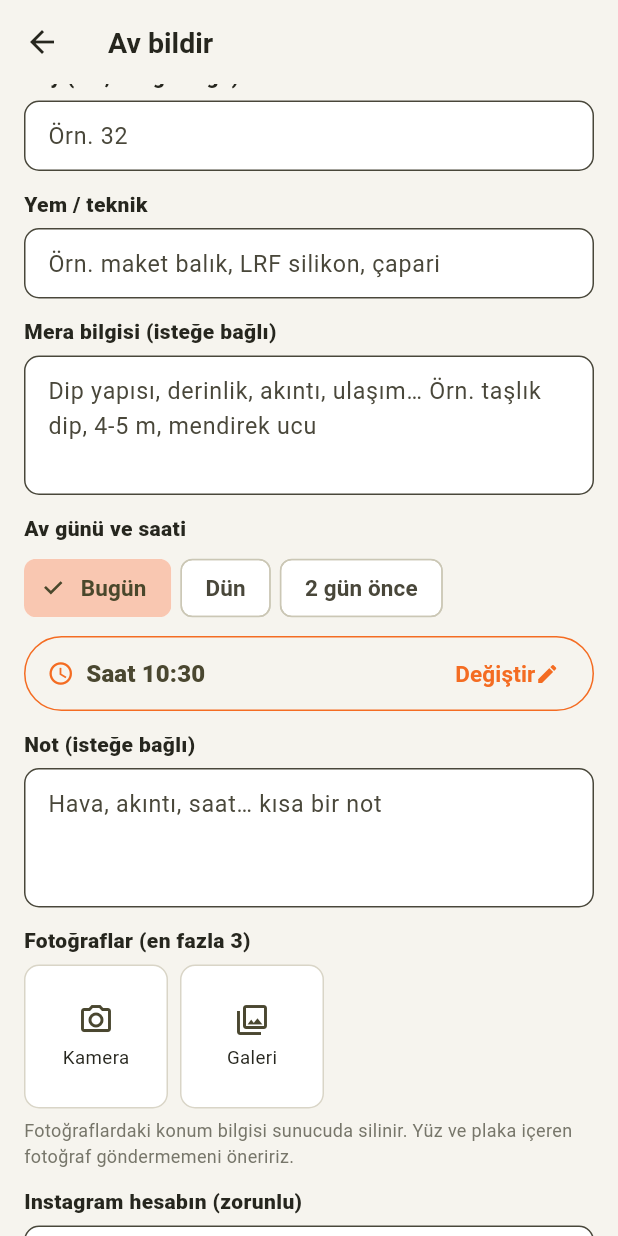
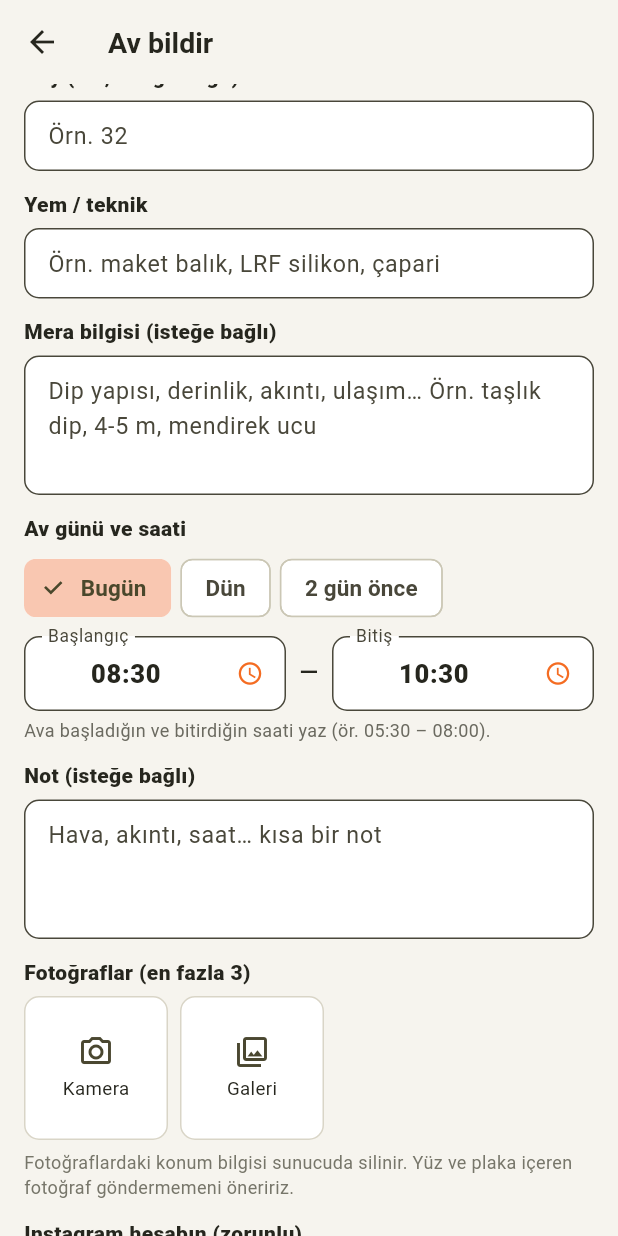
Before and after one commit to fatihere/kiyidanav-app, a Flutter app: the CatchFormScreen screen opened directly with sample values from the repository, scrolled down 576 dp, on a phone screen of 412 x 824 dp. Run offline on Flutter 3.47's test engine with Material 3 defaults, Android fonts, the light colour scheme and no system bars; our stand-ins replace audioplayers, firebase_core, firebase_messaging, flutter_local_notifications, flutter_map, geolocator and 7 more; missing offline and left inert: app_settings, home_widget, in_app_update, webview_flutter_android, workmanager; accounts and stored records are empty; network calls fail; Roboto replaces fonts that are missing (Armata); statements that could not run were skipped.

Commit message:
Add files via upload

```diff
--- a/lib/screens/catch_screens.dart
+++ b/lib/screens/catch_screens.dart
@@ -194,6 +194,10 @@ class _CatchFormScreenState extends State<CatchFormScreen> {
     return null;
   }
   DateTime _time = DateTime.now();
+  // 1.13.2: av saati aralığı (başlangıç – bitiş), elle yazılır: "05:30"
+  late final _basKutu = TextEditingController(
+      text: '${_two(DateTime.now().subtract(const Duration(hours: 2)).hour)}:${_two(DateTime.now().minute)}');
+  late final _bitKutu = TextEditingController(text: '${_two(_time.hour)}:${_two(_time.minute)}');
   bool _sending = false;
   bool _consent = false;
   // Modül: av bildirimine mesafe ve derinlik
@@ -240,7 +244,7 @@ class _CatchFormScreenState extends State<CatchFormScreen> {
 
   @override
   void dispose() {
-    for (final c in [_fish, _count, _kg, _bait, _note, _spotInfo, _insta, _boy]) {
+    for (final c in [_fish, _count, _kg, _bait, _note, _spotInfo, _insta, _boy, _basKutu, _bitKutu]) {
       c.dispose();
     }
     super.dispose();
@@ -336,26 +340,71 @@ class _CatchFormScreenState extends State<CatchFormScreen> {
     return DateTime(now.year, now.month, now.day).difference(DateTime(_time.year, _time.month, _time.day)).inDays;
   }
 
-  Future<void> _pickTime() async {
+  /// "5:3", "0530", "05.30", "5" → TimeOfDay (geçersizse null)
+  static TimeOfDay? _saatOku(String v) {
+    final t = v.trim().replaceAll(RegExp(r'[.,;\s]'), ':');
+    int? h, m;
+    final a = RegExp(r'^(\d{1,2}):(\d{1,2})$').firstMatch(t);
+    if (a != null) {
+      h = int.parse(a.group(1)!);
+      m = int.parse(a.group(2)!);
+    } else if (RegExp(r'^\d{3,4}$').hasMatch(t)) {
+      h = int.parse(t.substring(0, t.length - 2));
+      m = int.parse(t.substring(t.length - 2));
+    } else if (RegExp(r'^\d{1,2}$').hasMatch(t)) {
+      h = int.parse(t);
+      m = 0;
+    }
+    if (h == null || m == null || h > 23 || m > 59) return null;
+    return TimeOfDay(hour: h, minute: m);
+  }
+
+  String _saatYaz(TimeOfDay t) => '${_two(t.hour)}:${_two(t.minute)}';
+
+  /// Bitiş saati avın kaydedilen saatidir (_time)
+  void _bitisDegisti(String v) {
+    final t = _saatOku(v);
+    if (t == null) return;
+    final now = DateTime.now();
+    var d = DateTime(_time.year, _time.month, _time.day, t.hour, t.minute);
+    if (d.isAfter(now)) d = now;
+    setState(() => _time = d);
+  }
+
+  Future<void> _pickTime({bool baslangic = false}) async {
+    final kutu = baslangic ? _basKutu : _bitKutu;
     final t = await showTimePicker(
       context: context,
-      initialTime: TimeOfDay.fromDateTime(_time),
-      helpText: 'AVLANDIĞIN SAAT',
+      initialTime: _saatOku(kutu.text) ?? TimeOfDay.fromDateTime(_time),
+      helpText: baslangic ? 'AV BAŞLANGIÇ SAATİ' : 'AV BİTİŞ SAATİ',
       cancelText: 'Vazgeç',
       confirmText: 'Tamam',
-      initialEntryMode: TimePickerEntryMode.dial,
+      initialEntryMode: TimePickerEntryMode.input,
       builder: (ctx, child) =>
           MediaQuery(data: MediaQuery.of(ctx).copyWith(alwaysUse24HourFormat: true), child: child!),
     );
     if (t == null || !mounted) return;
+    if (!baslangic) {
       final now = DateTime.now();
       final v = DateTime(_time.year, _time.month, _time.day, t.hour, t.minute);
       if (v.isAfter(now)) {
-      _say('İleri bir saat seçilemez. Saat şu ana ayarlandı.');
-      setState(() => _time = now);
+        _say('İleri bir saat seçilemez. Bitiş saati şu ana ayarlandı.');
+        setState(() {
+          _time = now;
+          _bitKutu.text = _saatYaz(TimeOfDay.fromDateTime(now));
+        });
         return;
       }
       setState(() => _time = v);
+    }
+    setState(() => kutu.text = _saatYaz(t));
+  }
+
+  /// "05:30–08:00" (geçersizse boş)
+  String get _saatAralik {
+    final a = _saatOku(_basKutu.text), b = _saatOku(_bitKutu.text);
+    if (a == null || b == null) return '';
+    return '${_saatYaz(a)}–${_saatYaz(b)}';
   }
 
   Future<void> _send() async {
@@ -392,6 +441,11 @@ class _CatchFormScreenState extends State<CatchFormScreen> {
         return;
       }
     }
+    if (_saatOku(_basKutu.text) == null || _saatOku(_bitKutu.text) == null) {
+      _say('Av başlangıç ve bitiş saatini 05:30 biçiminde yaz.');
+      return;
+    }
+    _bitisDegisti(_bitKutu.text);
     if ((_mesafeModul?.b('zorunlu') ?? false) && _mesafe.isEmpty) {
       _say('Balığı kaç metrede tuttuğunu seç.');
       return;
@@ -411,6 +465,7 @@ class _CatchFormScreenState extends State<CatchFormScreen> {
       instagram: ig,
       instagramConsent: _consent,
       time: _time,
+      timeRange: _saatAralik,
       photoPaths: _photos.map((p) => p.path).toList(),
       distance: _mesafe,
       depth: _derinlik,
@@ -439,6 +494,24 @@ class _CatchFormScreenState extends State<CatchFormScreen> {
   }
 
   String _two(int v) => v.toString().padLeft(2, '0');
+
+  Widget _saatKutusu(String etiket, TextEditingController c, bool baslangic) => TextField(
+        controller: c,
+        keyboardType: TextInputType.datetime,
+        maxLength: 5,
+        textAlign: TextAlign.center,
+        style: const TextStyle(fontSize: 17, fontWeight: FontWeight.w800),
+        onChanged: baslangic ? null : _bitisDegisti,
+        decoration: _dec(hint: '05:30').copyWith(
+          labelText: etiket,
+          counterText: '',
+          suffixIcon: IconButton(
+            tooltip: '$etiket saatini seç',
+            icon: const Icon(Icons.schedule, color: Tide.turuncu),
+            onPressed: () => _pickTime(baslangic: baslangic),
+          ),
+        ),
+      );
 
   @override
   Widget build(BuildContext context) {
@@ -606,22 +679,16 @@ class _CatchFormScreenState extends State<CatchFormScreen> {
               ),
           ]),
           const SizedBox(height: 8),
-          OutlinedButton.icon(
-            style: OutlinedButton.styleFrom(
-              foregroundColor: Tide.zeytinKoyu,
-              alignment: Alignment.centerLeft,
-              minimumSize: const Size.fromHeight(50),
-              side: const BorderSide(color: Tide.turuncu),
-            ),
-            onPressed: _pickTime,
-            icon: const Icon(Icons.schedule, color: Tide.turuncu),
-            label: Row(children: [
-              Text('Saat ${_two(_time.hour)}:${_two(_time.minute)}',
-                  style: const TextStyle(fontSize: 16, fontWeight: FontWeight.w800)),
-              const Spacer(),
-              const Text('Değiştir', style: TextStyle(color: Tide.turuncu, fontWeight: FontWeight.w700)),
-              const Icon(Icons.edit, size: 16, color: Tide.turuncu),
+          // 1.13.2: av saati aralığı — başlangıç ve bitiş saati yazılır (saat simgesiyle de seçilebilir)
+          Row(children: [
+            Expanded(child: _saatKutusu('Başlangıç', _basKutu, true)),
+            const Padding(padding: EdgeInsets.symmetric(horizontal: 8), child: Text('–', style: TextStyle(fontSize: 22))),
+            Expanded(child: _saatKutusu('Bitiş', _bitKutu, false)),
           ]),
+          const Padding(
+            padding: EdgeInsets.only(top: 4),
+            child: Text('Ava başladığın ve bitirdiğin saati yaz (ör. 05:30 – 08:00).',
+                style: TextStyle(fontSize: 12, color: Color(0xFF6B6A60))),
           ),
           _label('Not (isteğe bağlı)'),
           TextField(controller: _note, maxLength: 300, maxLines: 3, decoration: _dec(hint: 'Hava, akıntı, saat… kısa bir not')),
```
Lines whose indentation alone changed are shown as unchanged.
